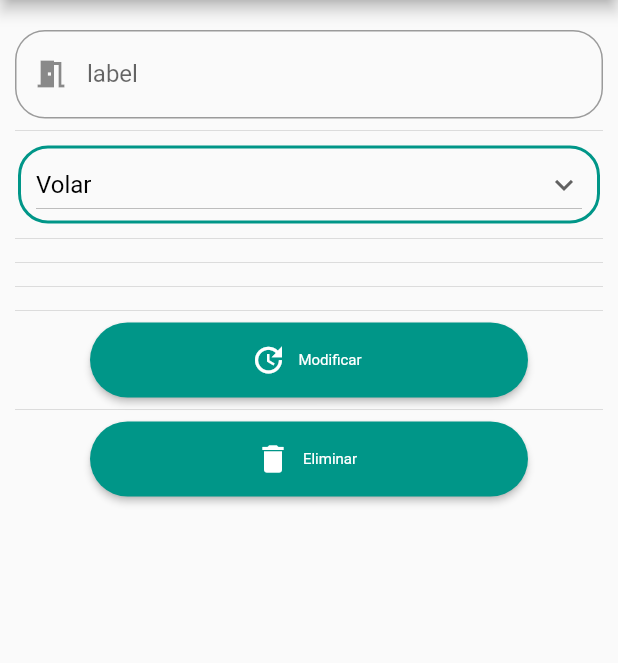
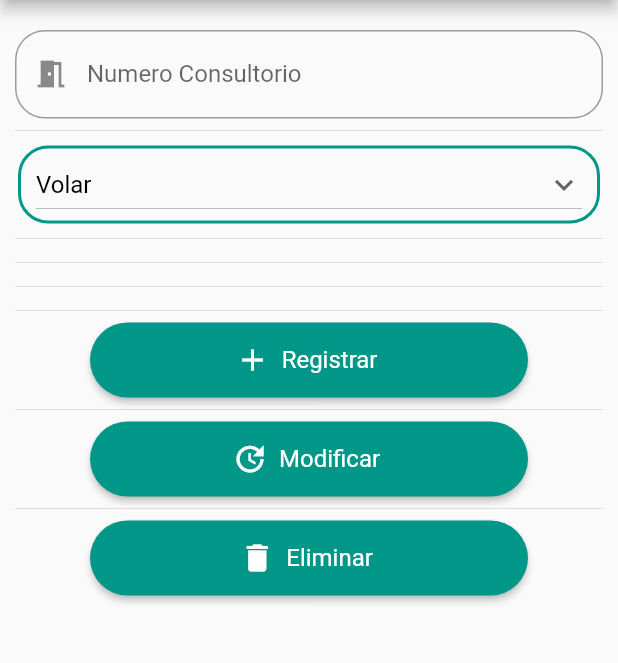
Before and after one commit to MarianoHuerta/ProyectoFlutter, a Flutter app: the FormConsultorio screen opened by its route, on a phone screen of 412 x 824 dp, the part 84-747 px from its top. Run offline on Flutter 3.47's test engine with Material 2 defaults, Android fonts, the phone set to English and light mode, and no system bars.

Commit message:
Version1

```diff
--- a/lib/components/personal_button.dart
+++ b/lib/components/personal_button.dart
@@ -25,7 +25,7 @@ class PersonalButton extends StatelessWidget {
           textStyle: TextStyle(
             color: Colors.white,
             //fontFamily: "Poppis-Regular",
-            fontSize: 10.0,
+            fontSize: 16.0,
           )
         ),
         label: Text(this.texto),
--- a/lib/main.dart
+++ b/lib/main.dart
@@ -2,6 +2,7 @@ import 'package:flutter/material.dart';
 import 'package:flutter/services.dart';
 
 import 'view/registrar_consultorio.dart';
+import 'view/registrar_rol.dart';
 import 'view/agendar_citas.dart';
 import 'view/consulta_citas.dart';
 
@@ -30,7 +31,8 @@ class MyApp extends StatelessWidget {
         routes: <String, WidgetBuilder>{
           '/consulta-citas': (BuildContext context) => ConsultaCitasPage(),
           '/agendar-cita': (BuildContext context) => FormCitas(),
-          '/registrar-consultorio': (BuildContext context) => FormConsultorio()
+          '/registrar-consultorio': (BuildContext context) => FormConsultorio(),
+          '/registrar-rol': (BuildContext context) => FormRol()
         });
   }
 }
--- a/lib/view/registrar_consultorio.dart
+++ b/lib/view/registrar_consultorio.dart
@@ -31,12 +31,14 @@ class _FormConsultorioState extends State<FormConsultorio>{
           vertical: 20.0,
         ),
         children: [
-          PersonalTextField('Caja', 'label', icono: Icons.meeting_room),
+          PersonalTextField('Numero', 'Numero Consultorio', icono: Icons.meeting_room),
           Divider(),
           _ListaDoctores(),
           Divider(),
           Divider(),
           Divider(),
+          Divider(),
+          PersonalButton('Registrar', icono: Icons.add),
           Divider(),
           PersonalButton('Modificar', icono: Icons.update),
           Divider(),
--- a/lib/view/registrar_rol.dart
+++ b/lib/view/registrar_rol.dart
@@ -22,7 +22,7 @@ class _FormRolState extends State<FormRol>{
   Widget build(BuildContext context) {
     return Scaffold(
       appBar: AppBar(
-        title: Text('Consultorios'),
+        title: Text('Roles'),
       ),
 
       body: ListView(
@@ -31,12 +31,12 @@ class _FormRolState extends State<FormRol>{
           vertical: 20.0,
         ),
         children: [
-          PersonalTextField('Caja', 'label', icono: Icons.accessibility),
-          Divider(),
-          _ListaRoles(),
+          PersonalTextField('Nombre', 'Nombre Rol', icono: Icons.accessibility),
           Divider(),
           Divider(),
           Divider(),
+          Divider(),
+          PersonalButton('Registrar', icono: Icons.add),
           Divider(),
           PersonalButton('Modificar', icono: Icons.update),
           Divider(),
```
